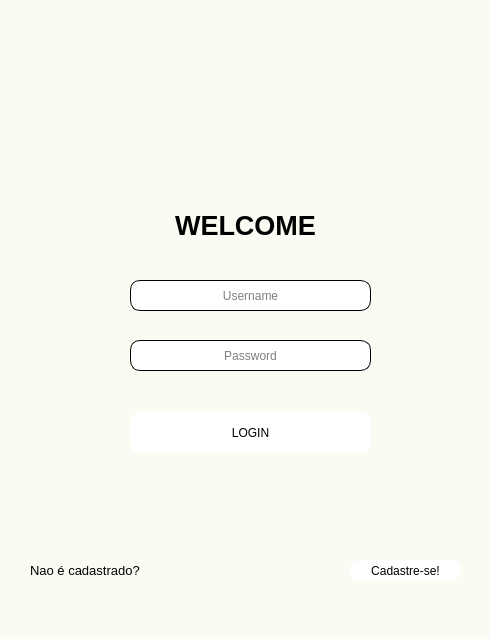
Before: the Qt Designer form telaLogin.ui in TheRealsz/ToDoList, drawn with Qt 5.
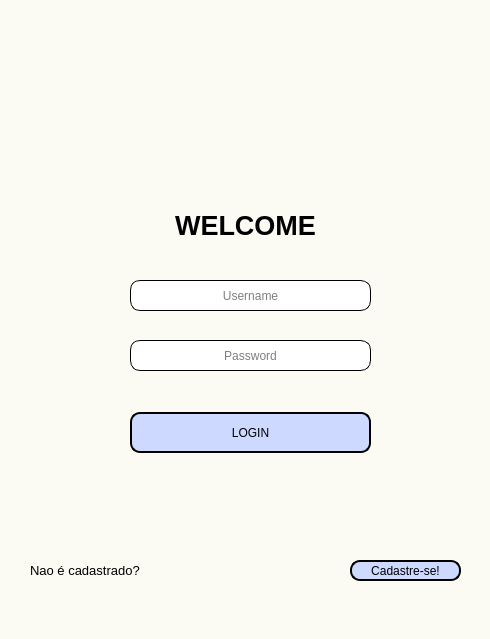
After: the same form once the commit is applied. Icons and pictures are not drawn.

The edit to the form file:
```diff
--- a/telaLogin.ui
+++ b/telaLogin.ui
@@ -46,10 +46,10 @@
      <cursorShape>PointingHandCursor</cursorShape>
     </property>
     <property name="styleSheet">
-     <string notr="true">background-color: rgb(255, 255, 255);
+     <string notr="true">background-color: rgb(205, 217, 255);
 border-radius: 10px;
 border-style: outset;
-
+border: 2px solid black;
 </string>
     </property>
     <property name="text">
@@ -208,9 +208,10 @@
      <string/>
     </property>
     <property name="styleSheet">
-     <string notr="true">background-color: rgb(255, 255, 255);
+     <string notr="true">background-color: rgb(205, 217, 255);
 border-radius: 10px;
 border-style: outset;
+border: 2px solid black;
 
 </string>
     </property>
```
